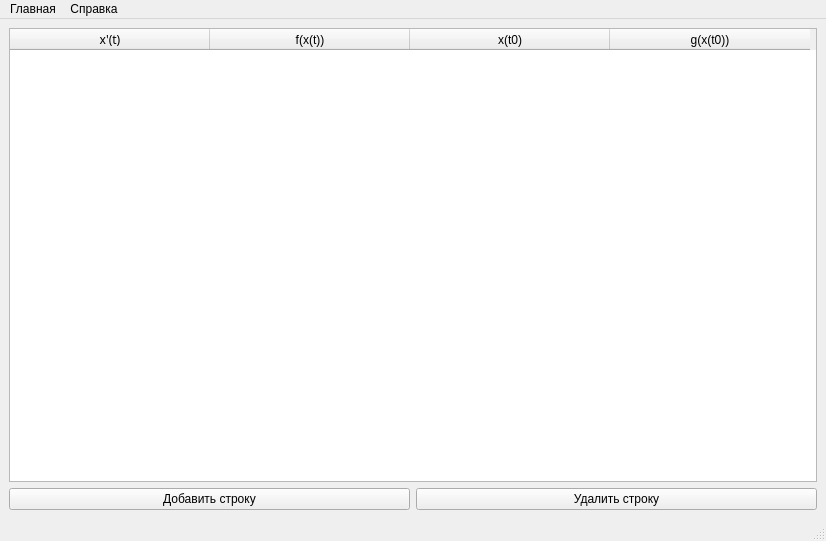
Before: the Qt Designer form ui/main.ui in BAZ-2107/Univestity_task, drawn with Qt 5.
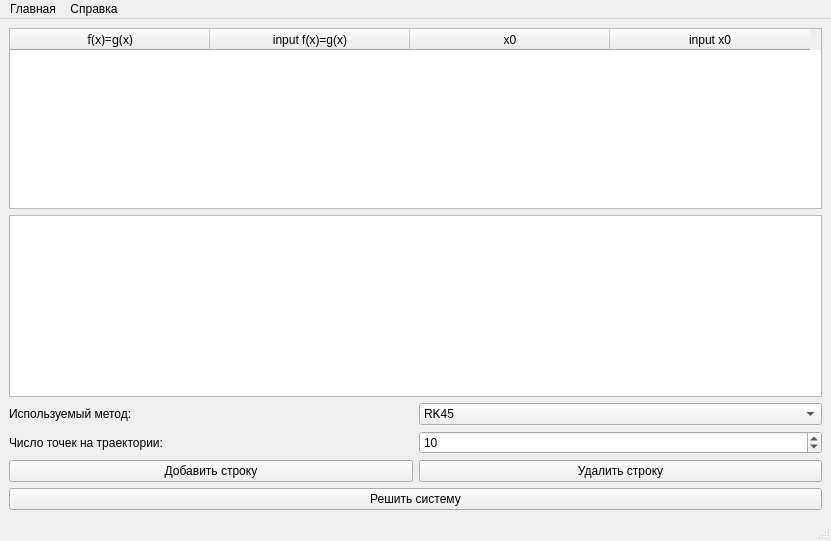
After: the same form once the commit is applied.

What changed in the file:
```diff
--- a/ui/main.ui
+++ b/ui/main.ui
@@ -6,7 +6,7 @@
    <rect>
     <x>0</x>
     <y>0</y>
-    <width>826</width>
+    <width>831</width>
     <height>541</height>
    </rect>
   </property>
@@ -31,7 +31,7 @@
       </attribute>
       <column>
        <property name="text">
-        <string>x'(t)</string>
+        <string>f(x)=g(x)</string>
        </property>
        <property name="font">
         <font>
@@ -41,21 +41,93 @@
       </column>
       <column>
        <property name="text">
-        <string>f(x(t))</string>
+        <string>input f(x)=g(x)</string>
        </property>
       </column>
       <column>
        <property name="text">
-        <string>x(t0)</string>
+        <string>x0</string>
        </property>
       </column>
       <column>
        <property name="text">
-        <string>g(x(t0))</string>
+        <string>input x0</string>
        </property>
       </column>
      </widget>
     </item>
+    <item>
+     <widget class="QTableWidget" name="table2"/>
+    </item>
+    <item>
+     <layout class="QHBoxLayout" name="horizontalLayout_2">
+      <item>
+       <widget class="QLabel" name="label">
+        <property name="text">
+         <string>Используемый метод:</string>
+        </property>
+       </widget>
+      </item>
+      <item>
+       <widget class="QComboBox" name="method">
+        <item>
+         <property name="text">
+          <string>RK45</string>
+         </property>
+        </item>
+        <item>
+         <property name="text">
+          <string>RK23</string>
+         </property>
+        </item>
+        <item>
+         <property name="text">
+          <string>DOP853</string>
+         </property>
+        </item>
+        <item>
+         <property name="text">
+          <string>Radau</string>
+         </property>
+        </item>
+        <item>
+         <property name="text">
+          <string>BDF</string>
+         </property>
+        </item>
+        <item>
+         <property name="text">
+          <string>LSODA</string>
+         </property>
+        </item>
+       </widget>
+      </item>
+     </layout>
+    </item>
+    <item>
+     <layout class="QHBoxLayout" name="horizontalLayout_3">
+      <item>
+       <widget class="QLabel" name="label_2">
+        <property name="text">
+         <string>Число точек на траектории:</string>
+        </property>
+       </widget>
+      </item>
+      <item>
+       <widget class="QSpinBox" name="point_count">
+        <property name="minimum">
+         <number>2</number>
+        </property>
+        <property name="maximum">
+         <number>50</number>
+        </property>
+        <property name="value">
+         <number>10</number>
+        </property>
+       </widget>
+      </item>
+     </layout>
+    </item>
     <item>
      <layout class="QHBoxLayout" name="horizontalLayout">
       <item>
@@ -74,6 +146,13 @@
       </item>
      </layout>
     </item>
+    <item>
+     <widget class="QPushButton" name="solve_system">
+      <property name="text">
+       <string>Решить систему</string>
+      </property>
+     </widget>
+    </item>
    </layout>
   </widget>
   <widget class="QMenuBar" name="menubar">
@@ -81,7 +160,7 @@
     <rect>
      <x>0</x>
      <y>0</y>
-     <width>826</width>
+     <width>831</width>
      <height>26</height>
     </rect>
    </property>
```
